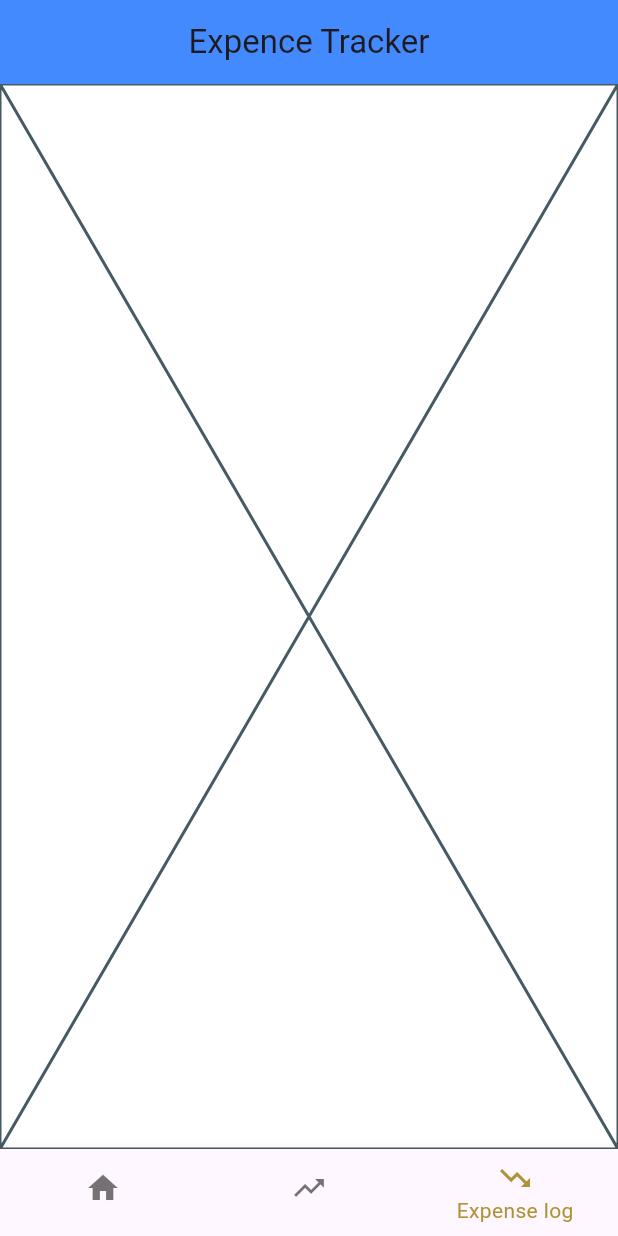
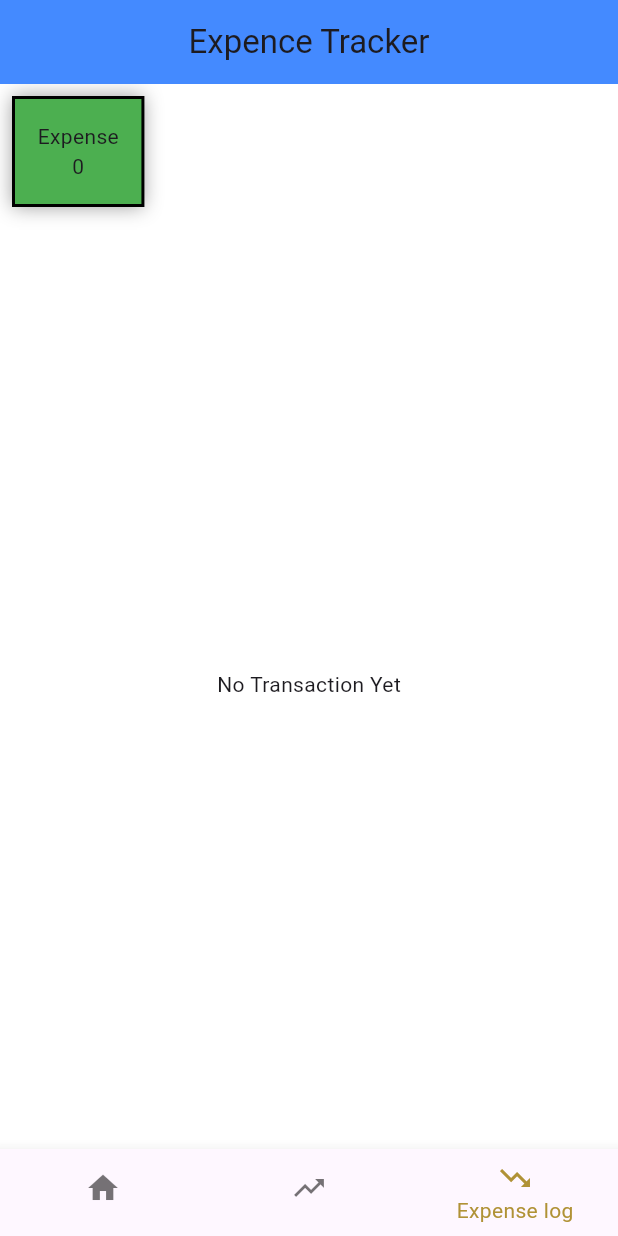
Before and after one commit to NAVEENEK/Expense-Tracker-, a Flutter app: the screen it shows after launch, item 3 of the bottom bar chosen, on a phone screen of 412 x 824 dp. Run offline on Flutter 3.47's test engine with Material 3 defaults, Android fonts, the phone set to English and light mode, and no system bars; our stand-ins replace hive, hive_flutter; accounts and stored records are empty.

Commit message:
expense.dart completed ,remaining:styling

```diff
--- a/lib/screen/Expense.dart
+++ b/lib/screen/Expense.dart
@@ -1,10 +1,90 @@
 import 'package:flutter/material.dart';
+import 'package:hive_flutter/hive_flutter.dart';
+import 'package:intern_app/incomemode.dart';
 
-class Expense extends StatelessWidget {
+class Expense extends StatefulWidget {
   const Expense({super.key});
 
   @override
+  State<Expense> createState() => _ExpenseState();
+}
+
+class _ExpenseState extends State<Expense> {
+var expensebox=Hive.box<Expense_mode>('expensebox');
+var total_expense=Hive.box('total_expensebox');
+
+
+Widget list(){
+return Expanded(
+  child: ValueListenableBuilder(
+    valueListenable: expensebox.listenable(),
+    builder: (context,box,_){
+      if(expensebox.isEmpty){
+        return Center(child: Text('No Transaction Yet'),);
+      }
+      else{
+        return ListView.builder(
+          itemCount: expensebox.length,
+          itemBuilder: (context,index){
+            final trans=expensebox.getAt(index);
+            if(trans==null)return SizedBox.shrink();
+            return ListTile(
+              leading: Text(
+                '${index+1}',
+                 style: const TextStyle(
+                    fontSize: 18,
+                    fontWeight: FontWeight.bold
+                  ),
+                ),
+                title: Text('${trans!.amount}'),
+                subtitle: Text(trans!.note),
+            );
+          },
+          );
+      }
+    }
+    )
+  );
+}
+  @override
   Widget build(BuildContext context) {
-    return const Placeholder();
+    return Scaffold(
+      body: Column(
+        crossAxisAlignment: CrossAxisAlignment.start,
+        children: [
+          Container(
+              margin: EdgeInsets.all(8),
+              padding: EdgeInsets.all(15),
+              decoration:BoxDecoration(
+                color: Colors.green,
+                border: Border.all(
+                  color: Colors.black,
+                  width: 2,
+                ),
+                boxShadow: [
+                  BoxShadow(
+                    color: Colors.grey,
+                    blurRadius: 10,
+                  )
+                ]
+              ),
+              child: Column(
+                children: [
+                  Text('Expense'),
+                  ValueListenableBuilder(
+                  valueListenable:total_expense.listenable(),
+                   builder: (context,box,_){
+                    int value=total_expense.get('totalexpense',defaultValue: 0);
+                    return Text('$value');
+                   }
+                  ),
+
+                ],
+              ),
+            ),
+            list()
+        ],
+      ),
+    );
   }
 }
```
